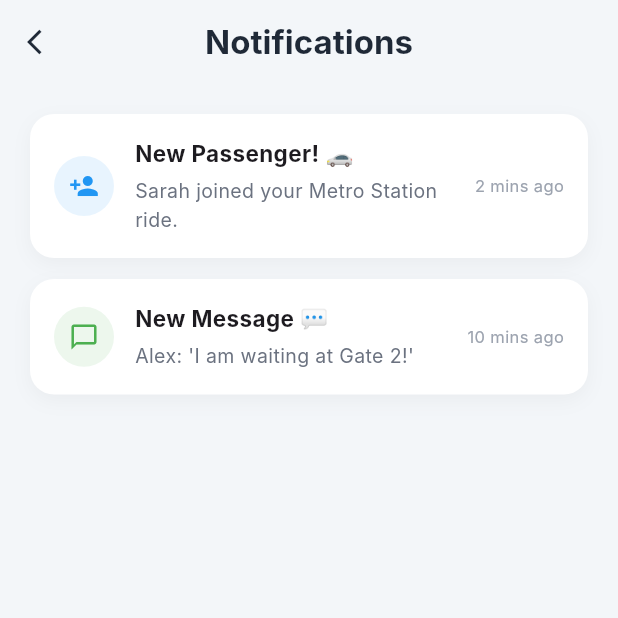
After one commit to Thilak-K2121/AutoMate, a Flutter app: the NotificationsPage screen opened directly, on a phone screen of 412 x 824 dp, the top half of it. The commit adds this screen. Run offline on Flutter 3.47's test engine with Material 3 defaults, Android fonts, the phone set to English and light mode, and no system bars; our stand-ins replace shared_preferences, socket_io_client; accounts and stored records are empty; network calls fail; Roboto replaces fonts that are missing (Inter).

Commit message:
Added notification

```diff
--- a/frontend/flutter_app/lib/screens/home_page.dart
+++ b/frontend/flutter_app/lib/screens/home_page.dart
@@ -2,6 +2,7 @@ import 'dart:convert';
 import 'package:flutter/material.dart';
 import '../services/api_service.dart';
 import 'create_ride_page.dart';
+import 'notifications_page.dart';
 import 'metro_ride_details_page.dart';
 import 'profile_page.dart';
 
@@ -114,7 +115,18 @@ class _HomePageState extends State<HomePage> {
                               ],
                             ),
                           ),
-                          Stack(
+                          // REPLACE the notification Stack with this:
+                          GestureDetector(
+                            onTap: () {
+                              Navigator.push(
+                                context,
+                                MaterialPageRoute(
+                                  builder: (context) =>
+                                      const NotificationsPage(),
+                                ),
+                              );
+                            },
+                            child: Stack(
                               children: [
                                 Container(
                                   padding: const EdgeInsets.all(10),
@@ -135,6 +147,7 @@ class _HomePageState extends State<HomePage> {
                                     color: Color(0xFF374151),
                                   ),
                                 ),
+                                // The Red Notification Dot
                                 Positioned(
                                   right: 6,
                                   top: 6,
@@ -148,6 +161,7 @@ class _HomePageState extends State<HomePage> {
                                   ),
                                 ),
                               ],
+                            ),
                           ),
                           const SizedBox(width: 12),
                           GestureDetector(
--- /dev/null
+++ b/frontend/flutter_app/lib/screens/notifications_page.dart
@@ -0,0 +1,105 @@
+import 'package:flutter/material.dart';
+
+class NotificationsPage extends StatelessWidget {
+  const NotificationsPage({Key? key}) : super(key: key);
+
+  @override
+  Widget build(BuildContext context) {
+    // Placeholder data for now - we will hook this up to your backend/sockets later!
+    final List<Map<String, dynamic>> notifications = [
+      {
+        "title": "New Passenger! 🚗",
+        "message": "Sarah joined your Metro Station ride.",
+        "time": "2 mins ago",
+        "icon": Icons.person_add,
+        "color": Colors.blue,
+      },
+      {
+        "title": "New Message 💬",
+        "message": "Alex: 'I am waiting at Gate 2!'",
+        "time": "10 mins ago",
+        "icon": Icons.chat_bubble_outline,
+        "color": Colors.green,
+      }
+    ];
+
+    return Scaffold(
+      backgroundColor: const Color(0xFFF3F6F9),
+      appBar: AppBar(
+        backgroundColor: Colors.transparent,
+        elevation: 0,
+        leading: GestureDetector(
+          onTap: () => Navigator.pop(context),
+          child: const Icon(Icons.arrow_back_ios, color: Color(0xFF1F2937), size: 20),
+        ),
+        title: const Text(
+          "Notifications",
+          style: TextStyle(
+            color: Color(0xFF1F2937),
+            fontSize: 22,
+            fontWeight: FontWeight.w700,
+          ),
+        ),
+        centerTitle: true,
+      ),
+      body: notifications.isEmpty
+          ? const Center(
+              child: Text(
+                "You're all caught up! 📭",
+                style: TextStyle(color: Color(0xFF6B7280), fontSize: 16),
+              ),
+            )
+          : ListView.builder(
+              padding: const EdgeInsets.all(20),
+              itemCount: notifications.length,
+              itemBuilder: (context, index) {
+                final notif = notifications[index];
+                return Container(
+                  margin: const EdgeInsets.only(bottom: 14),
+                  padding: const EdgeInsets.all(16),
+                  decoration: BoxDecoration(
+                    color: Colors.white,
+                    borderRadius: BorderRadius.circular(16),
+                    boxShadow: [
+                      BoxShadow(
+                        color: Colors.black.withOpacity(0.04),
+                        blurRadius: 10,
+                        offset: const Offset(0, 4),
+                      ),
+                    ],
+                  ),
+                  child: Row(
+                    children: [
+                      CircleAvatar(
+                        backgroundColor: notif['color'].withOpacity(0.1),
+                        child: Icon(notif['icon'], color: notif['color'], size: 20),
+                      ),
+                      const SizedBox(width: 14),
+                      Expanded(
+                        child: Column(
+                          crossAxisAlignment: CrossAxisAlignment.start,
+                          children: [
+                            Text(
+                              notif['title'],
+                              style: const TextStyle(fontWeight: FontWeight.w700, fontSize: 15),
+                            ),
+                            const SizedBox(height: 4),
+                            Text(
+                              notif['message'],
+                              style: const TextStyle(color: Color(0xFF6B7280), fontSize: 13),
+                            ),
+                          ],
+                        ),
+                      ),
+                      Text(
+                        notif['time'],
+                        style: const TextStyle(color: Color(0xFF9CA3AF), fontSize: 11),
+                      ),
+                    ],
+                  ),
+                );
+              },
+            ),
+    );
+  }
+}
```
Lines whose indentation alone changed are shown as unchanged.
